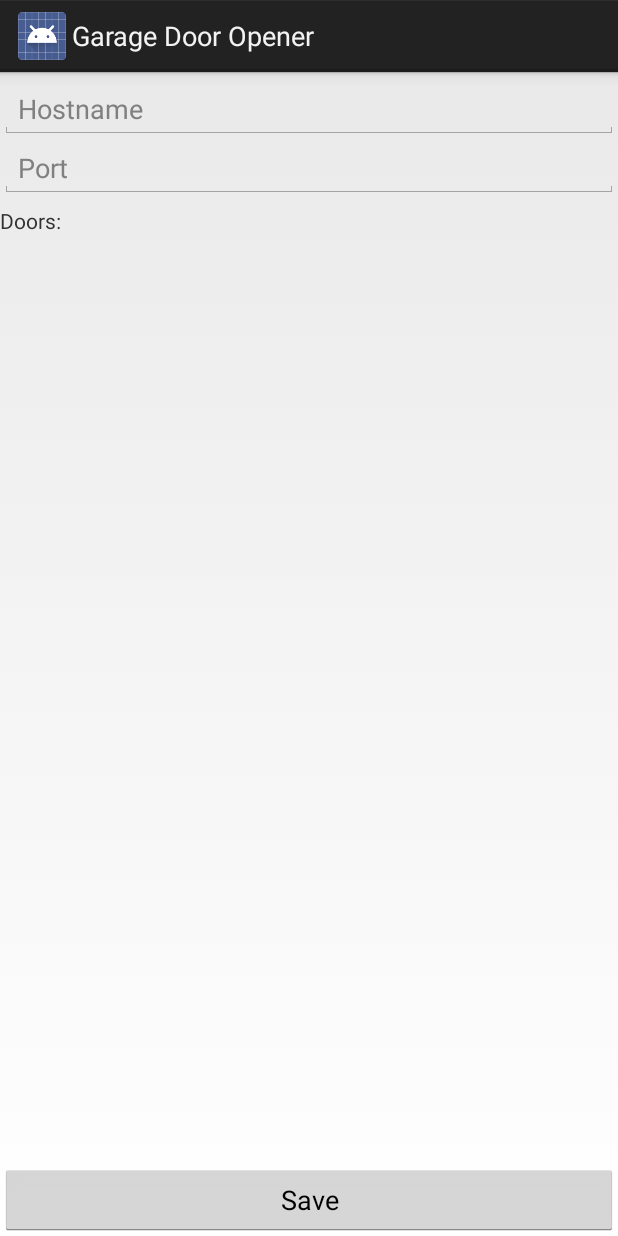
After one commit to kylekewley/GarageDoorOpener, an Android app: the layout activity_server_form.xml on its own in the app's theme, with its tools: preview values and no code run, on a phone screen of 412 x 824 dp. The commit adds this screen. Run offline under Robolectric (Android 15) with nearby library versions, the phone set to English and light mode, and no system bars.

Commit message:
Updated server form xml layout

```diff
--- a/app/src/main/java/kylekewley/garagedooropener/ServerFormActivity.java
+++ b/app/src/main/java/kylekewley/garagedooropener/ServerFormActivity.java
@@ -1,33 +1,19 @@
 package kylekewley.garagedooropener;
 
 import android.app.Activity;
+import android.app.ListActivity;
 import android.os.Bundle;
 import android.util.Log;
 
-/**
- * Created by kylekewley on 7/24/14.
- */
-public class ServerFormActivity extends Activity {
+public class ServerFormActivity extends ListActivity {
     private static final String TAG = "server_form_activity";
 
     @Override
     protected void onCreate(Bundle savedInstanceState) {
         super.onCreate(savedInstanceState);
 
-        ServerOpenHelper openHelper = new ServerOpenHelper(this);
+    }
 
-        Server s = new Server();
-        s.serverName = "Test";
-        s.ipAddress = "192.168.1.100";
-        s.port = 10102;
 
-        openHelper.addNewServer(s);
 
-        openHelper.addNewDoorName(s, "TestDoor: " + s.serverId);
-        Log.d("Test", "Server id = " + s.serverId);
-        openHelper.deleteServer(s);
-        for (Server server : openHelper.getSavedServers()) {
-            Log.d(TAG, server.toString());
-        }
-    }
 }
--- /dev/null
+++ b/app/src/main/res/layout/activity_server_form.xml
@@ -0,0 +1,78 @@
+<?xml version="1.0" encoding="utf-8"?>
+
+
+<RelativeLayout xmlns:android="http://schemas.android.com/apk/res/android"
+    android:layout_width="match_parent"
+    android:layout_height="match_parent">
+
+    <ScrollView
+        android:layout_width="match_parent"
+        android:layout_height="match_parent"
+        android:layout_above="@+id/server_save">
+
+        <LinearLayout
+            android:layout_width="match_parent"
+            android:layout_height="wrap_content"
+            android:orientation="vertical"
+            android:gravity="start">
+
+            <LinearLayout
+                android:orientation="vertical"
+                android:layout_width="fill_parent"
+                android:layout_height="fill_parent"
+                android:layout_marginTop="5dp">
+
+                <EditText
+                    android:layout_width="match_parent"
+                    android:layout_height="wrap_content"
+                    android:ems="10"
+                    android:id="@+id/server_hostname"
+                    android:hint="@string/hint_hostname"
+                    android:inputType="text" />
+
+                <EditText
+                    android:layout_width="match_parent"
+                    android:layout_height="wrap_content"
+                    android:inputType="number"
+                    android:ems="10"
+                    android:id="@+id/server_port"
+                    android:hint="@string/hint_port" />
+
+                <Button
+                    android:layout_width="match_parent"
+                    android:layout_height="0dp"
+                    android:text="@string/get_server_data_button"
+                    android:id="@+id/server_get"
+                    android:layout_weight="0" />
+            </LinearLayout>
+
+            <LinearLayout
+                android:orientation="vertical"
+                android:layout_width="match_parent"
+                android:layout_height="0dp"
+                android:layout_gravity="center_horizontal"
+                android:id="@+id/server_door_layout"
+                android:layout_weight="1"
+                android:layout_marginTop="5dp">
+
+                <TextView
+                    android:layout_width="wrap_content"
+                    android:layout_height="wrap_content"
+                    android:text="@string/doors_string" />
+            </LinearLayout>
+
+        </LinearLayout>
+
+    </ScrollView>
+
+    <Button
+        android:layout_width="match_parent"
+        android:layout_height="wrap_content"
+        android:text="@string/save"
+        android:id="@+id/server_save"
+        android:layout_alignParentBottom="true"
+        android:layout_alignParentLeft="true"
+        android:layout_alignParentStart="true"
+        android:visibility="visible" />
+
+</RelativeLayout>
--- a/app/src/main/res/values/strings.xml
+++ b/app/src/main/res/values/strings.xml
@@ -27,4 +27,9 @@
     <string name="history_no_data">No history for</string>
     <string name="action_new_server">Add Server</string>
     <string name="title_add_server">Server Connection</string>
+    <string name="hint_hostname">Hostname</string>
+    <string name="hint_port">Port</string>
+    <string name="get_server_data_button">Load Server Data</string>
+    <string name="doors_string">Doors:</string>
+    <string name="save">Save</string>
 </resources>
```
